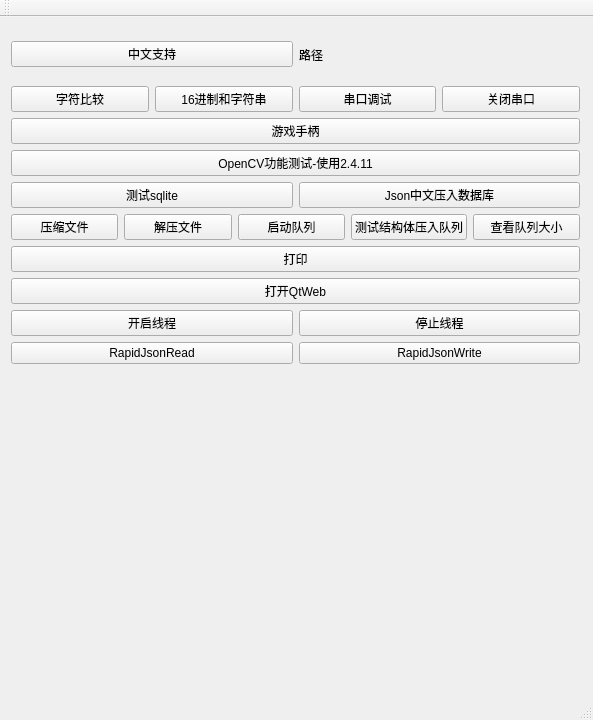
This is UtilGui/src/UtilGui.ui in fg2fg3/UtilSdk as Qt 5 draws it before an edit. The edited form follows.
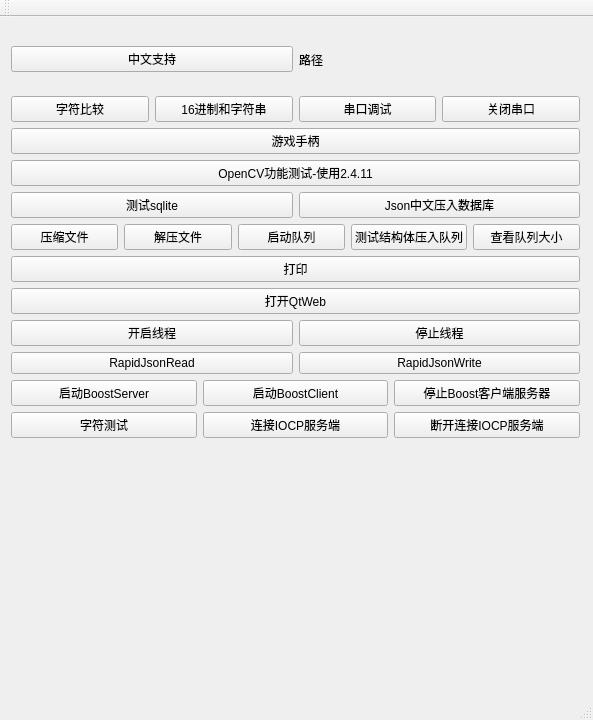
This is the edited form.

Commit message: 增加IOCP高性能服务器

```diff
--- a/UtilGui/src/UtilGui.ui
+++ b/UtilGui/src/UtilGui.ui
@@ -20,7 +20,7 @@
       <x>0</x>
       <y>1</y>
       <width>591</width>
-      <height>357</height>
+      <height>431</height>
      </rect>
     </property>
     <layout class="QVBoxLayout" name="verticalLayout">
@@ -195,6 +195,56 @@
        </item>
       </layout>
      </item>
+     <item>
+      <layout class="QHBoxLayout" name="horizontalLayout_7">
+       <item>
+        <widget class="QPushButton" name="m_pBtBoostServer">
+         <property name="text">
+          <string>启动BoostServer</string>
+         </property>
+        </widget>
+       </item>
+       <item>
+        <widget class="QPushButton" name="m_pBtBoostClient">
+         <property name="text">
+          <string>启动BoostClient</string>
+         </property>
+        </widget>
+       </item>
+       <item>
+        <widget class="QPushButton" name="m_pBtStopBoostCS">
+         <property name="text">
+          <string>停止Boost客户端服务器</string>
+         </property>
+        </widget>
+       </item>
+      </layout>
+     </item>
+     <item>
+      <layout class="QHBoxLayout" name="horizontalLayout_8">
+       <item>
+        <widget class="QPushButton" name="m_pBtCharTest">
+         <property name="text">
+          <string>字符测试</string>
+         </property>
+        </widget>
+       </item>
+       <item>
+        <widget class="QPushButton" name="m_pBtConIOCPServer">
+         <property name="text">
+          <string>连接IOCP服务端</string>
+         </property>
+        </widget>
+       </item>
+       <item>
+        <widget class="QPushButton" name="m_pBtDisconIOCPServer">
+         <property name="text">
+          <string>断开连接IOCP服务端</string>
+         </property>
+        </widget>
+       </item>
+      </layout>
+     </item>
     </layout>
    </widget>
   </widget>
```
The commit also changes 66 other files.
